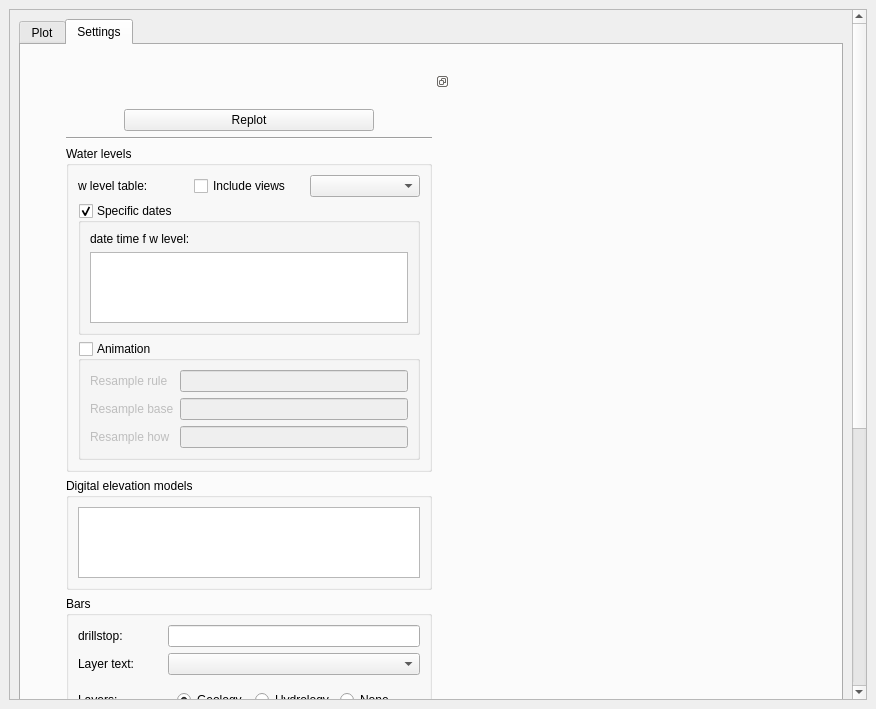
First picture: the form in ui/secplotdockwidget.ui, repository jkall/qgis-midvatten-plugin, before the edit.
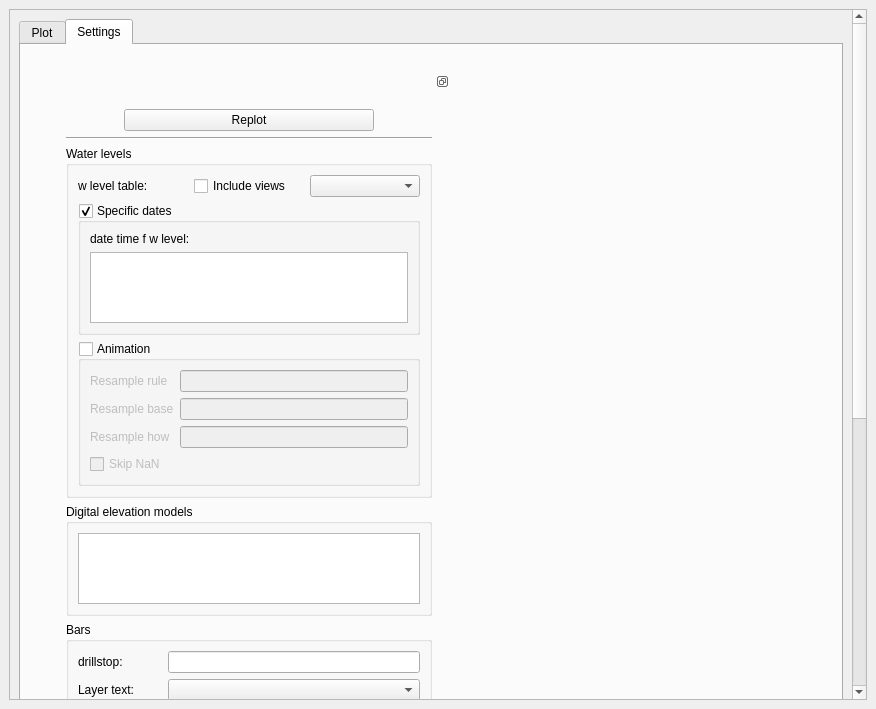
Second picture: the form after the edit. The open tabs and pages were chosen to show the change. Custom widgets are drawn as their Qt base class.

Commit message: Looks like it's working!

The edit to the form file:
```diff
--- a/ui/secplotdockwidget.ui
+++ b/ui/secplotdockwidget.ui
@@ -29,7 +29,7 @@
          <x>0</x>
          <y>0</y>
          <width>835</width>
-         <height>1441</height>
+         <height>1475</height>
         </rect>
        </property>
        <layout class="QVBoxLayout" name="verticalLayout_9">
@@ -282,6 +282,19 @@
                                    </property>
                                   </widget>
                                  </item>
+                                 <item row="3" column="0">
+                                  <widget class="QCheckBox" name="skip_nan">
+                                   <property name="sizePolicy">
+                                    <sizepolicy hsizetype="Minimum" vsizetype="Fixed">
+                                     <horstretch>0</horstretch>
+                                     <verstretch>0</verstretch>
+                                    </sizepolicy>
+                                   </property>
+                                   <property name="text">
+                                    <string>Skip NaN</string>
+                                   </property>
+                                  </widget>
+                                 </item>
                                 </layout>
                                </widget>
                               </item>
```
The commit also changes 2 other files.
